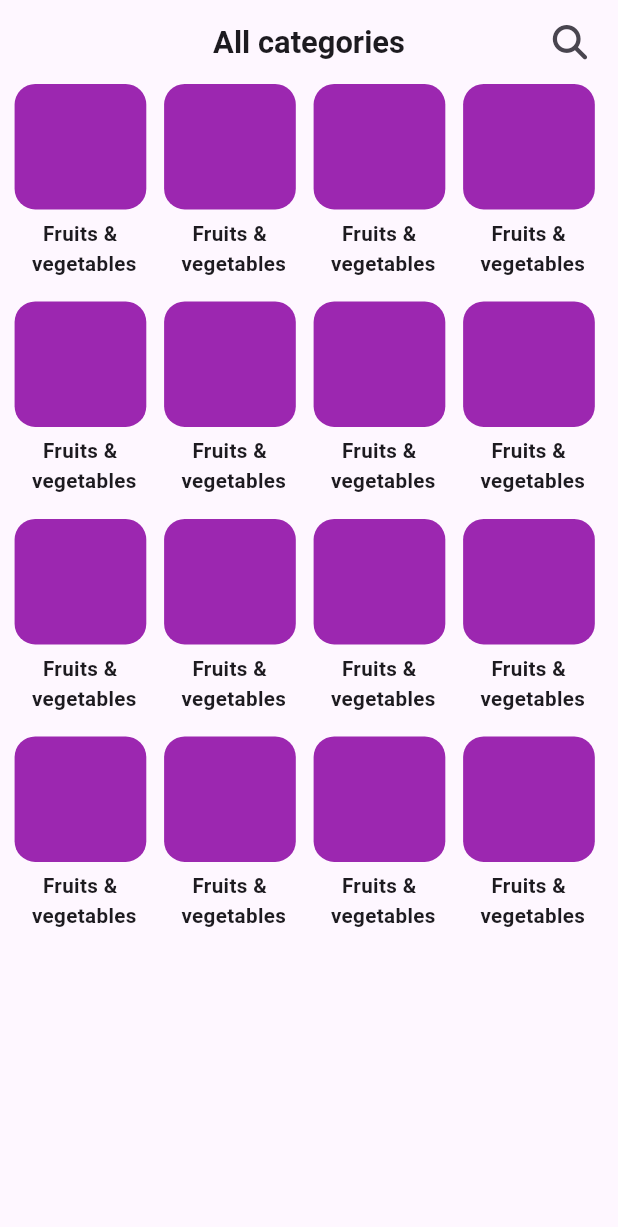
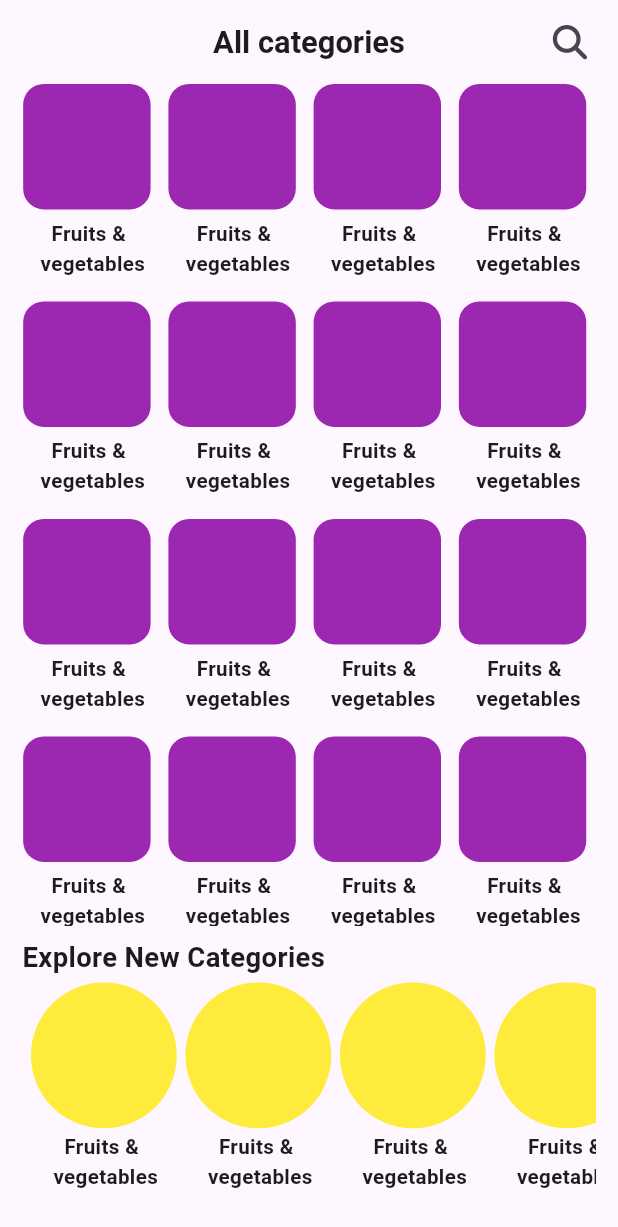
Before and after one commit to codecharan-dev/mobile-ecommerce, a Flutter app: the CategoriesPage screen opened directly, on a phone screen of 412 x 824 dp. Shown: the top 1227 px of the screen. Run offline on Flutter 3.47's test engine with Material 3 defaults, Android fonts, the phone set to English and light mode, and no system bars; our stand-ins replace flutter_screenutil, font_awesome_flutter.

Commit message:
all categories fully completed

```diff
--- a/lib/ui/features/categories/view/categories_page.dart
+++ b/lib/ui/features/categories/view/categories_page.dart
@@ -9,17 +9,94 @@ class CategoriesPage extends StatelessWidget {
   Widget build(BuildContext context) {
     return Scaffold(
       appBar: categoriesAppbar(),
-      body: Container(
-        margin: EdgeInsets.only(left: 8.w, right: 8.w),
-        child: categoriesGrids(),
+      body: SingleChildScrollView(
+        child: Column(
+          crossAxisAlignment: CrossAxisAlignment.start,
+          children: [
+            Container(
+              height: 470.h,
+              // color: Colors.yellow,
+              margin: EdgeInsets.only(left: 13.w, right: 13.w),
+              child: categoriesGrids(), /// categories grids using gridView builder called here
+            ),
+            exploreNewCategoriesSection(), /// Explore new categories section called here
+          ],
+        ),
       ),
     );
   }
 
-  // categories grids
+  /// Explore new categories section
 
-  GridView categoriesGrids() {
+  Widget exploreNewCategoriesSection() {
+    return Column(
+      crossAxisAlignment: CrossAxisAlignment.start,
+      children: [
+        Padding(
+          padding: EdgeInsets.only(left: 13.w, top: 7.h),
+          child: Text(
+            "Explore New Categories",
+            style: TextStyle(
+              fontSize: 16.sp,
+              fontWeight: FontWeight.w700,
+            ),
+          ),
+        ),
+        Container(
+          //color: Colors.green,
+          padding: EdgeInsets.only(left: 13.w, top: 1.h, right: 13.w),
+          height: 120.h,
+          child: ListView.builder(
+            scrollDirection: Axis.horizontal,
+            shrinkWrap: true,
+            itemCount: 13,
+            itemBuilder: (context, index) {
+              return newCategoriesColumn();   /// categories column under the explore new categories circle chape and names in row which is scrollable and list view byiler used.
+
+            },
+          ),
+        )
+      ],
+    );
+  }
+
+  /// categories column under the explore new categories cirle chape and names in row which is scrollable and list view byiler used.
+
+  Widget newCategoriesColumn() {
+    return Column(
+      crossAxisAlignment: CrossAxisAlignment.center,
+      children: [
+        Container(
+          margin: EdgeInsets.only(left: 5.w),
+          height: 85.h,
+          width: 85.w,
+          decoration: const BoxDecoration(
+            shape: BoxShape.circle,
+            color: Colors.yellow,
+          ),
+        ),
+        Container(
+          padding: EdgeInsets.only(left: 18.w),
+          //color: Colors.green,
+          width: 90.w,
+          child: Text(
+            maxLines: 2,
+            "  Fruits & vegetables",
+            style: TextStyle(
+              fontSize: 12.sp,
+              fontWeight: FontWeight.w700,
+            ),
+          ),
+        ),
+      ],
+    );
+  }
+
+  /// categories grids
+
+  Widget categoriesGrids() {
     return GridView.builder(
+      physics: const NeverScrollableScrollPhysics(),
       itemCount: 16,
       gridDelegate: const SliverGridDelegateWithFixedCrossAxisCount(
         mainAxisExtent: 140,
@@ -32,14 +109,14 @@ class CategoriesPage extends StatelessWidget {
         return Container(
           height: 100,
           margin: EdgeInsets.only(left: 0.5.w, right: 0.5.w),
-            //color: Colors.yellow,
+          // color: Colors.green,
           child: categoriesContainer(),
         );
       },
     );
   }
 
-  // containers of categories in each grids
+  /// containers of categories in each grids
 
   Widget categoriesContainer() {
     return Container(
@@ -73,7 +150,7 @@ class CategoriesPage extends StatelessWidget {
     );
   }
 
-  // app bar
+  /// app bar
 
   AppBar categoriesAppbar() {
     return AppBar(
```
Lines whose indentation alone changed are shown as unchanged.
